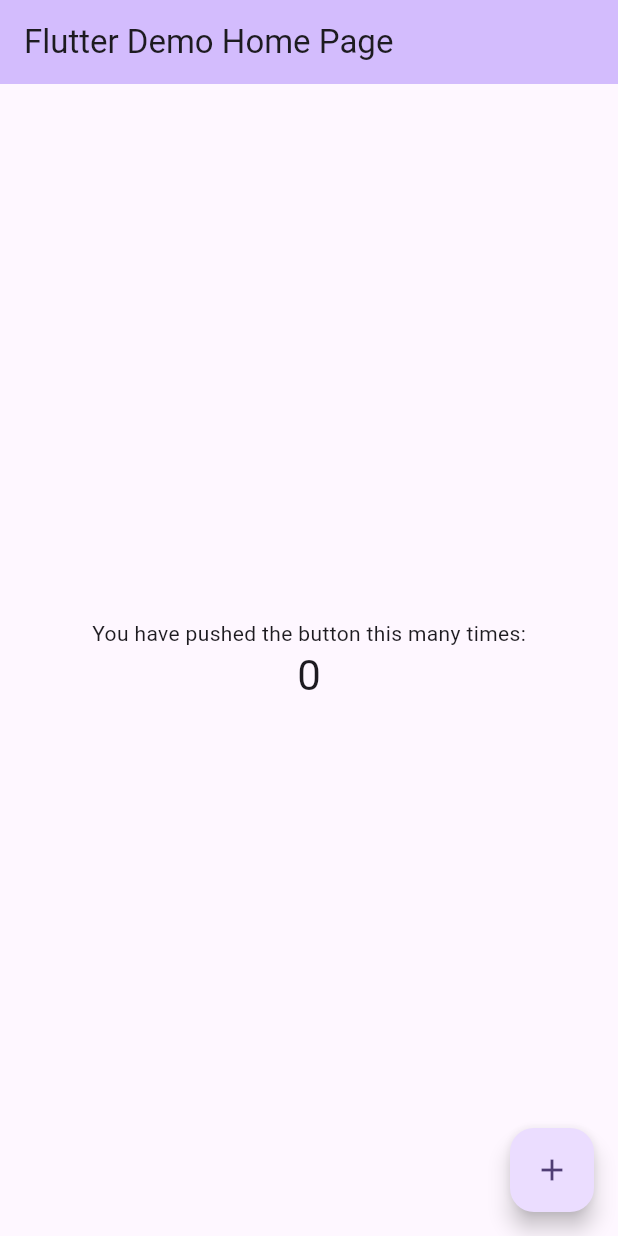
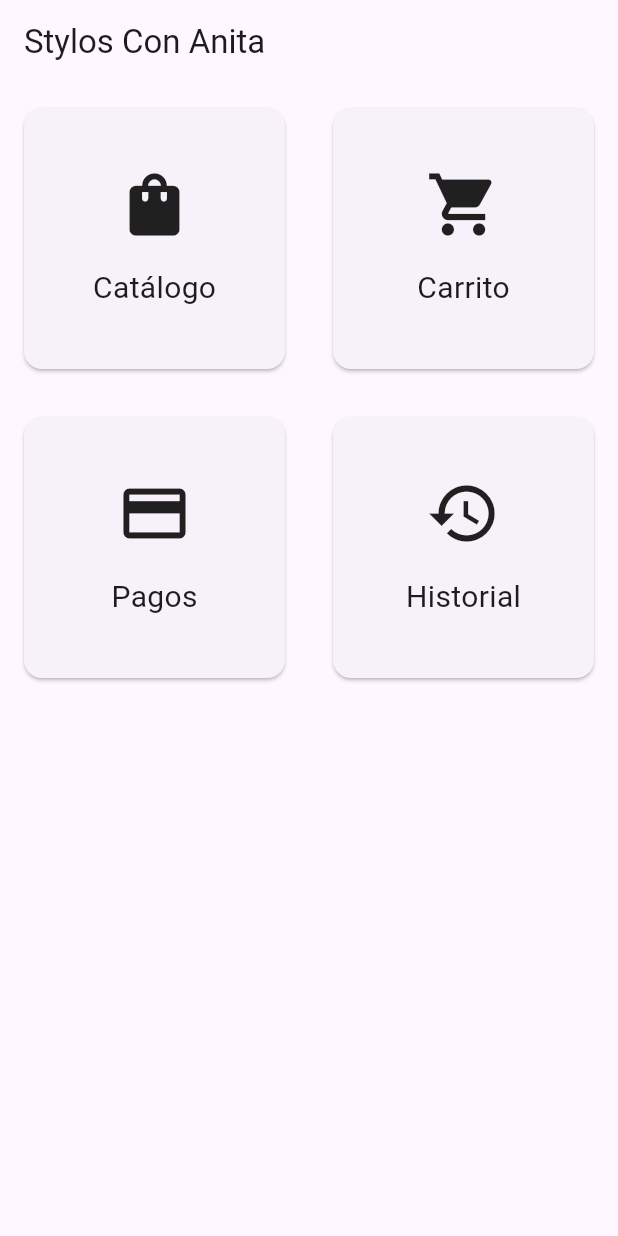
Before and after one commit to ermenigildo/curso-de-github, a Flutter app: the screen it shows after launch, on a phone screen of 412 x 824 dp. Run offline on Flutter 3.47's test engine with Material 3 defaults, Android fonts, the light colour scheme and no system bars.

Commit message:
se agrega el pantalla principal

```diff
--- /dev/null
+++ b/lib/catalogo_screen.dart
@@ -0,0 +1,15 @@
+import 'package:flutter/material.dart';
+
+class CatalogoScreen extends StatelessWidget {
+  @override
+  Widget build(BuildContext context) {
+    return Scaffold(
+      appBar: AppBar(
+        title: Text('Catálogo'),
+      ),
+      body: Center(
+        child: Text('Bienvenido al Catálogo de Ropa'),
+      ),
+    );
+  }
+}
--- a/lib/main.dart
+++ b/lib/main.dart
@@ -1,125 +1,19 @@
 import 'package:flutter/material.dart';
+import 'menu_principal.dart';
 
 void main() {
-  runApp(const MyApp());
+  runApp(TiendaRopaApp());
 }
-//hola mundo
-class MyApp extends StatelessWidget {
-  const MyApp({super.key});
 
-  // This widget is the root of your application.
+class TiendaRopaApp extends StatelessWidget {
   @override
   Widget build(BuildContext context) {
     return MaterialApp(
-      title: 'Flutter Demo',
+      title: 'Stylos Con Anita',
       theme: ThemeData(
-        // This is the theme of your application.
-        //
-        // TRY THIS: Try running your application with "flutter run". You'll see
-        // the application has a purple toolbar. Then, without quitting the app,
-        // try changing the seedColor in the colorScheme below to Colors.green
-        // and then invoke "hot reload" (save your changes or press the "hot
-        // reload" button in a Flutter-supported IDE, or press "r" if you used
-        // the command line to start the app).
-        //
-        // Notice that the counter didn't reset back to zero; the application
-        // state is not lost during the reload. To reset the state, use hot
-        // restart instead.
-        //
-        // This works for code too, not just values: Most code changes can be
-        // tested with just a hot reload.
-        colorScheme: ColorScheme.fromSeed(seedColor: Colors.deepPurple),
-        useMaterial3: true,
+        primarySwatch: Colors.blue,
       ),
-      home: const MyHomePage(title: 'Flutter Demo Home Page'),
+      home: MenuPrincipal(),
     );
   }
 }
-
-class MyHomePage extends StatefulWidget {
-  const MyHomePage({super.key, required this.title});
-
-  // This widget is the home page of your application. It is stateful, meaning
-  // that it has a State object (defined below) that contains fields that affect
-  // how it looks.
-
-  // This class is the configuration for the state. It holds the values (in this
-  // case the title) provided by the parent (in this case the App widget) and
-  // used by the build method of the State. Fields in a Widget subclass are
-  // always marked "final".
-
-  final String title;
-
-  @override
-  State<MyHomePage> createState() => _MyHomePageState();
-}
-
-class _MyHomePageState extends State<MyHomePage> {
-  int _counter = 0;
-
-  void _incrementCounter() {
-    setState(() {
-      // This call to setState tells the Flutter framework that something has
-      // changed in this State, which causes it to rerun the build method below
-      // so that the display can reflect the updated values. If we changed
-      // _counter without calling setState(), then the build method would not be
-      // called again, and so nothing would appear to happen.
-      _counter++;
-    });
-  }
-
-  @override
-  Widget build(BuildContext context) {
-    // This method is rerun every time setState is called, for instance as done
-    // by the _incrementCounter method above.
-    //
-    // The Flutter framework has been optimized to make rerunning build methods
-    // fast, so that you can just rebuild anything that needs updating rather
-    // than having to individually change instances of widgets.
-    return Scaffold(
-      appBar: AppBar(
-        // TRY THIS: Try changing the color here to a specific color (to
-        // Colors.amber, perhaps?) and trigger a hot reload to see the AppBar
-        // change color while the other colors stay the same.
-        backgroundColor: Theme.of(context).colorScheme.inversePrimary,
-        // Here we take the value from the MyHomePage object that was created by
-        // the App.build method, and use it to set our appbar title.
-        title: Text(widget.title),
-      ),
-      body: Center(
-        // Center is a layout widget. It takes a single child and positions it
-        // in the middle of the parent.
-        child: Column(
-          // Column is also a layout widget. It takes a list of children and
-          // arranges them vertically. By default, it sizes itself to fit its
-          // children horizontally, and tries to be as tall as its parent.
-          //
-          // Column has various properties to control how it sizes itself and
-          // how it positions its children. Here we use mainAxisAlignment to
-          // center the children vertically; the main axis here is the vertical
-          // axis because Columns are vertical (the cross axis would be
-          // horizontal).
-          //
-          // TRY THIS: Invoke "debug painting" (choose the "Toggle Debug Paint"
-          // action in the IDE, or press "p" in the console), to see the
-          // wireframe for each widget.
-          mainAxisAlignment: MainAxisAlignment.center,
-          children: <Widget>[
-            const Text(
-              'You have pushed the button this many times:',
-            ),
-            Text(
-              '$_counter',
-              style: Theme.of(context).textTheme.headlineMedium,
-            ),
-          ],
-        ),
-      ),
-      floatingActionButton: FloatingActionButton(
-        onPressed: _incrementCounter,
-        tooltip: 'Increment',
-        child: const Icon(Icons.add),
-      ), // This trailing comma makes auto-formatting nicer for build methods.
-    );
-  }
-}
--- /dev/null
+++ b/lib/menu_principal.dart
@@ -0,0 +1,75 @@
+import 'package:flutter/material.dart';
+import 'catalogo_screen.dart';
+
+class MenuPrincipal extends StatelessWidget {
+  @override
+  Widget build(BuildContext context) {
+    return Scaffold(
+      appBar: AppBar(
+        title: Text('Stylos Con Anita'),
+      ),
+      body: GridView.count(
+        crossAxisCount: 2,
+        children: <Widget>[
+          MenuItem(
+            icon: Icons.shopping_bag,
+            title: 'Catálogo',
+            onTap: () {
+              Navigator.push(
+                context,
+                MaterialPageRoute(builder: (context) => CatalogoScreen()),
+              );
+            },
+          ),
+          MenuItem(
+            icon: Icons.shopping_cart,
+            title: 'Carrito',
+            onTap: () {
+              // Navega a la pantalla del Carrito
+            },
+          ),
+          MenuItem(
+            icon: Icons.payment,
+            title: 'Pagos',
+            onTap: () {
+              // Navega a la pantalla de Pagos
+            },
+          ),
+          MenuItem(
+            icon: Icons.history,
+            title: 'Historial',
+            onTap: () {
+              // Navega a la pantalla de Historial
+            },
+          ),
+        ],
+      ),
+    );
+  }
+}
+
+class MenuItem extends StatelessWidget {
+  final IconData icon;
+  final String title;
+  final VoidCallback onTap;
+
+  MenuItem({required this.icon, required this.title, required this.onTap});
+
+  @override
+  Widget build(BuildContext context) {
+    return GestureDetector(
+      onTap: onTap,
+      child: Card(
+        margin: EdgeInsets.all(16.0),
+        child: Column(
+          mainAxisAlignment: MainAxisAlignment.center,
+          children: <Widget>[
+            Icon(icon, size: 50.0),
+            SizedBox(height: 16.0),
+            Text(title, style: TextStyle(fontSize: 20.0)),
+          ],
+        ),
+      ),
+    );
+  }
+}
```
Also changed, not shown: lib/home.dart (added).
